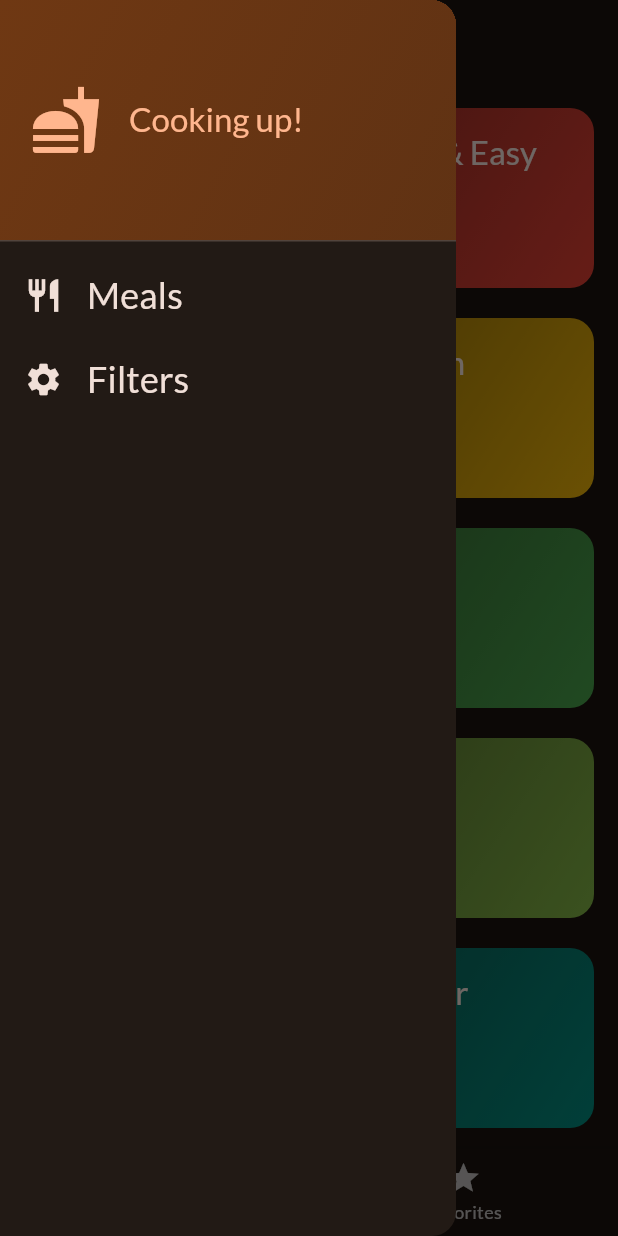
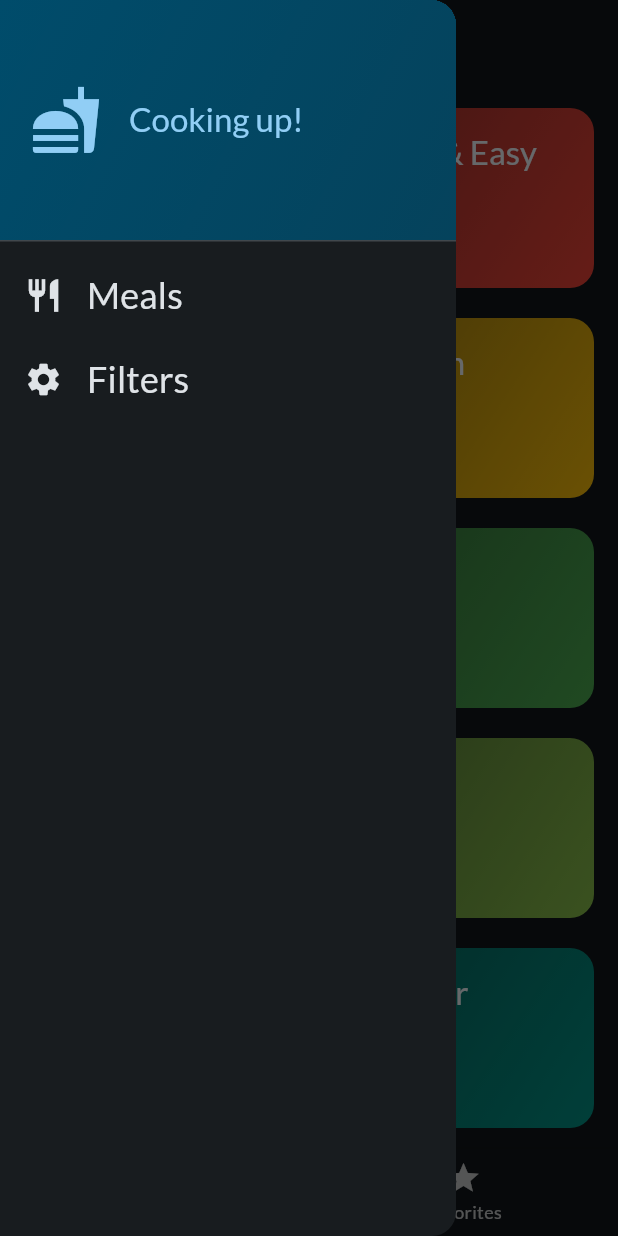
Before and after one commit to jatinchauhann/meals, a Flutter app: the screen it shows after launch, with the side drawer open, on a phone screen of 412 x 824 dp. Run offline on Flutter 3.47's test engine with Material 2 defaults, Android fonts, the phone set to English and light mode, and no system bars; our stand-ins replace flutter_riverpod, google_fonts, transparent_image.

```diff
--- a/lib/main.dart
+++ b/lib/main.dart
@@ -1,18 +1,19 @@
 import 'package:flutter/material.dart';
 import 'package:google_fonts/google_fonts.dart';
 import 'package:meals/screens/tabs.dart';
+import 'package:flutter_riverpod/flutter_riverpod.dart';
 
 final theme = ThemeData(
   useMaterial3: true,
   colorScheme: ColorScheme.fromSeed(
     brightness: Brightness.dark,
-    seedColor: const Color.fromARGB(255, 131, 57, 0),
+    seedColor: const Color.fromARGB(255, 0, 94, 131),
   ),
   textTheme: GoogleFonts.latoTextTheme(),
 );
 
 void main() {
-  runApp(const App());
+  runApp(const ProviderScope(child: App()));
 }
 
 class App extends StatelessWidget {
--- /dev/null
+++ b/lib/providers/meals_provider.dart
@@ -0,0 +1,6 @@
+import 'package:flutter_riverpod/flutter_riverpod.dart';
+import 'package:meals/data/dummy_data.dart';
+
+final mealsProvider = Provider((ref) {
+  return dummyMeals;
+});
--- a/lib/screens/tabs.dart
+++ b/lib/screens/tabs.dart
@@ -1,10 +1,12 @@
 import 'package:flutter/material.dart';
+import 'package:meals/data/dummy_data.dart';
 import 'package:meals/models/meal.dart';
 import 'package:meals/screens/categories.dart';
 import 'package:meals/screens/filters.dart';
 import 'package:meals/screens/meals.dart';
 import 'package:meals/widgets/main_drawer.dart';
-import 'package:meals/data/dummy_data.dart';
+import 'package:meals/providers/meals_provider.dart';
+import 'package:flutter_riverpod/flutter_riverpod.dart';
 
 const kInitalFilters = {
   Filter.glutentFree: false,
@@ -13,15 +15,15 @@ const kInitalFilters = {
   Filter.vegan: false,
 };
 
-class TabsScreen extends StatefulWidget {
+class TabsScreen extends ConsumerStatefulWidget {
   const TabsScreen({super.key});
   @override
-  State<TabsScreen> createState() {
+  ConsumerState<TabsScreen> createState() {
     return _TabsScreenState();
   }
 }
 
-class _TabsScreenState extends State<TabsScreen> {
+class _TabsScreenState extends ConsumerState<TabsScreen> {
   int _selectedPageIndex = 0;
   final List<Meal> _favoriteMeals = [];
   Map<Filter, bool> _selectedFilters = kInitalFilters;
@@ -71,7 +73,8 @@ class _TabsScreenState extends State<TabsScreen> {
 
   @override
   Widget build(BuildContext context) {
-    final availableMeals = dummyMeals.where((meal) {
+    final meals = ref.watch(mealsProvider);
+    final availableMeals = meals.where((meal) {
       if (_selectedFilters[Filter.glutentFree]! && !meal.isGlutenFree) {
         return false;
       }
--- a/pubspec.yaml
+++ b/pubspec.yaml
@@ -37,6 +37,7 @@ dependencies:
   cupertino_icons: ^1.0.2
   google_fonts: ^4.0.4
   transparent_image: ^2.0.1
+  flutter_riverpod: ^2.3.6
 
 dev_dependencies:
   flutter_test:
```
Also changed, not shown: pubspec.lock.
